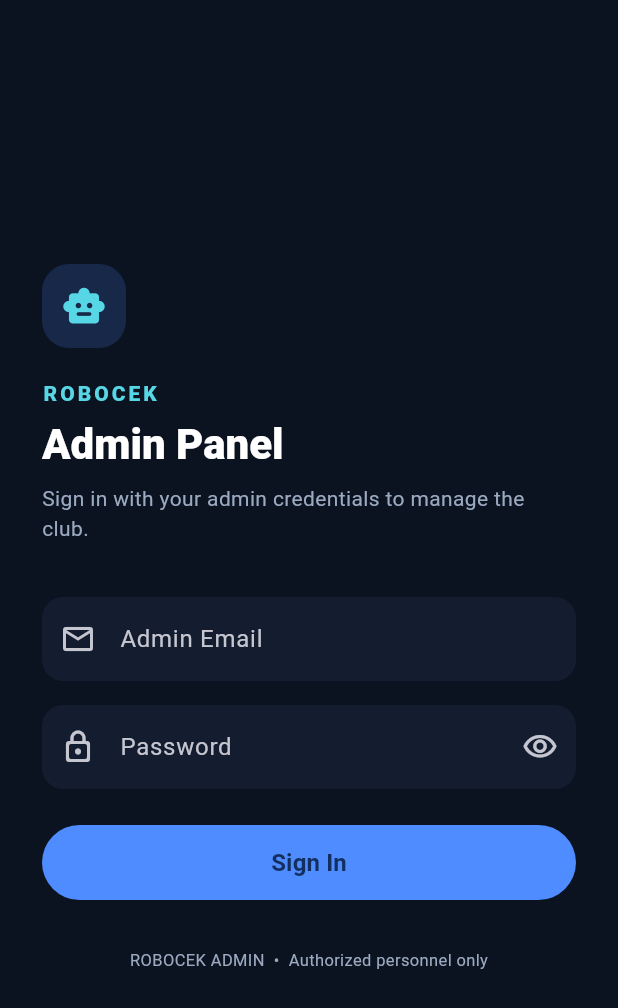
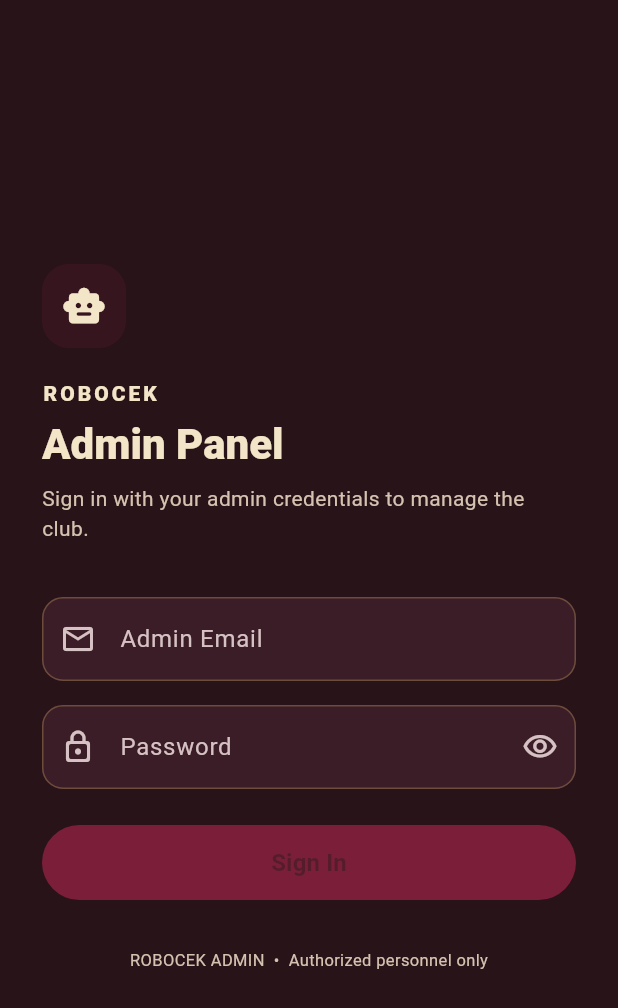
Before and after one commit to HarikeshopGCEK/robocek_admin_app, a Flutter app: the screen it shows after launch, on a phone screen of 412 x 824 dp. Shown: the top 1008 px of the screen. Run offline on Flutter 3.47's test engine with Material 3 defaults, Android fonts, the phone set to English and light mode, and no system bars; our stand-ins replace cloud_firestore, firebase_auth, firebase_core; accounts and stored records are empty; generated files the repository leaves out were written again.

Commit message:
THEME UPDATE

```diff
--- a/lib/app/theme.dart
+++ b/lib/app/theme.dart
@@ -1,13 +1,14 @@
 import 'package:flutter/material.dart';
 
 abstract final class RobocekColors {
-  static const navy = Color(0xFF0B1220);
-  static const navyCard = Color(0xFF131D2F);
-  static const blue = Color(0xFF4F8CFF);
-  static const cyan = Color(0xFF57D6E6);
+  static const navy = Color(0xFF281319);
+  static const navyCard = Color(0xFF3B1D27);
+  static const blue = Color(0xFF7B1E3A);
+  static const cyan = Color(0xFFF3E6C8);
   static const green = Color(0xFF3DD598);
-  static const amber = Color(0xFFFFC857);
-  static const muted = Color(0xFF9BAAC1);
+  static const amber = Color(0xFFC9A66B);
+  static const line = Color(0xFF8F6B4A);
+  static const muted = Color(0xFFD6C2B0);
 }
 
 ThemeData buildRobocekTheme() {
@@ -19,7 +20,7 @@ ThemeData buildRobocekTheme() {
         primary: RobocekColors.blue,
         secondary: RobocekColors.cyan,
         surface: RobocekColors.navyCard,
-        onSurface: Colors.white,
+        onSurface: RobocekColors.cyan,
       );
 
   return ThemeData(
@@ -28,16 +29,20 @@ ThemeData buildRobocekTheme() {
     scaffoldBackgroundColor: RobocekColors.navy,
     useMaterial3: true,
     fontFamily: 'Roboto',
+    dividerColor: RobocekColors.line.withValues(alpha: 0.55),
     appBarTheme: const AppBarTheme(
       backgroundColor: RobocekColors.navy,
-      foregroundColor: Colors.white,
+      foregroundColor: RobocekColors.cyan,
       elevation: 0,
       centerTitle: false,
     ),
     cardTheme: CardThemeData(
       color: RobocekColors.navyCard,
       elevation: 0,
-      shape: RoundedRectangleBorder(borderRadius: BorderRadius.circular(20)),
+      shape: RoundedRectangleBorder(
+        borderRadius: BorderRadius.circular(20),
+        side: BorderSide(color: RobocekColors.line.withValues(alpha: 0.45)),
+      ),
       margin: EdgeInsets.zero,
     ),
     inputDecorationTheme: InputDecorationTheme(
@@ -45,18 +50,26 @@ ThemeData buildRobocekTheme() {
       fillColor: RobocekColors.navyCard,
       border: OutlineInputBorder(
         borderRadius: BorderRadius.circular(14),
-        borderSide: BorderSide.none,
+        borderSide: BorderSide(color: RobocekColors.line.withValues(alpha: 0.6)),
+      ),
+      enabledBorder: OutlineInputBorder(
+        borderRadius: BorderRadius.circular(14),
+        borderSide: BorderSide(color: RobocekColors.line.withValues(alpha: 0.6)),
+      ),
+      focusedBorder: OutlineInputBorder(
+        borderRadius: BorderRadius.circular(14),
+        borderSide: const BorderSide(color: RobocekColors.cyan, width: 1.5),
       ),
     ),
     navigationBarTheme: NavigationBarThemeData(
-      backgroundColor: const Color(0xFF101A2B),
+      backgroundColor: RobocekColors.navyCard,
       indicatorColor: RobocekColors.blue.withValues(alpha: 0.2),
       labelTextStyle: WidgetStatePropertyAll(
         const TextStyle(fontSize: 11, fontWeight: FontWeight.w600),
       ),
     ),
     navigationDrawerTheme: NavigationDrawerThemeData(
-      backgroundColor: const Color(0xFF101A2B),
+      backgroundColor: RobocekColors.navyCard,
       indicatorColor: RobocekColors.blue.withValues(alpha: 0.18),
       tileHeight: 52,
       labelTextStyle: WidgetStatePropertyAll(
```
